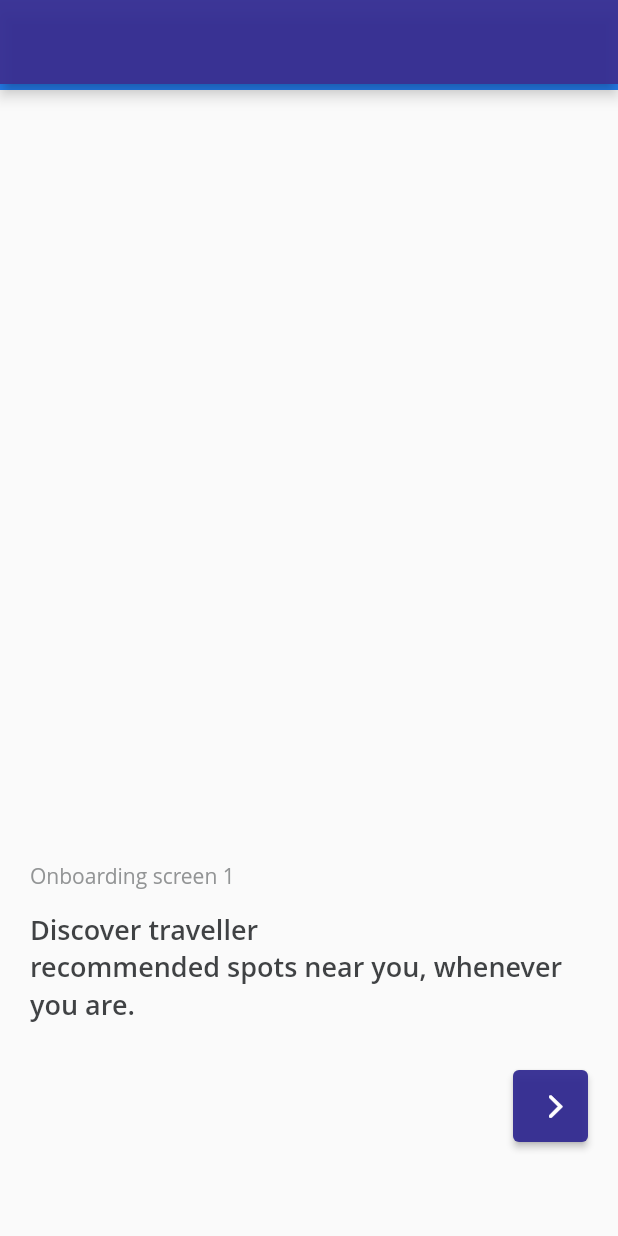
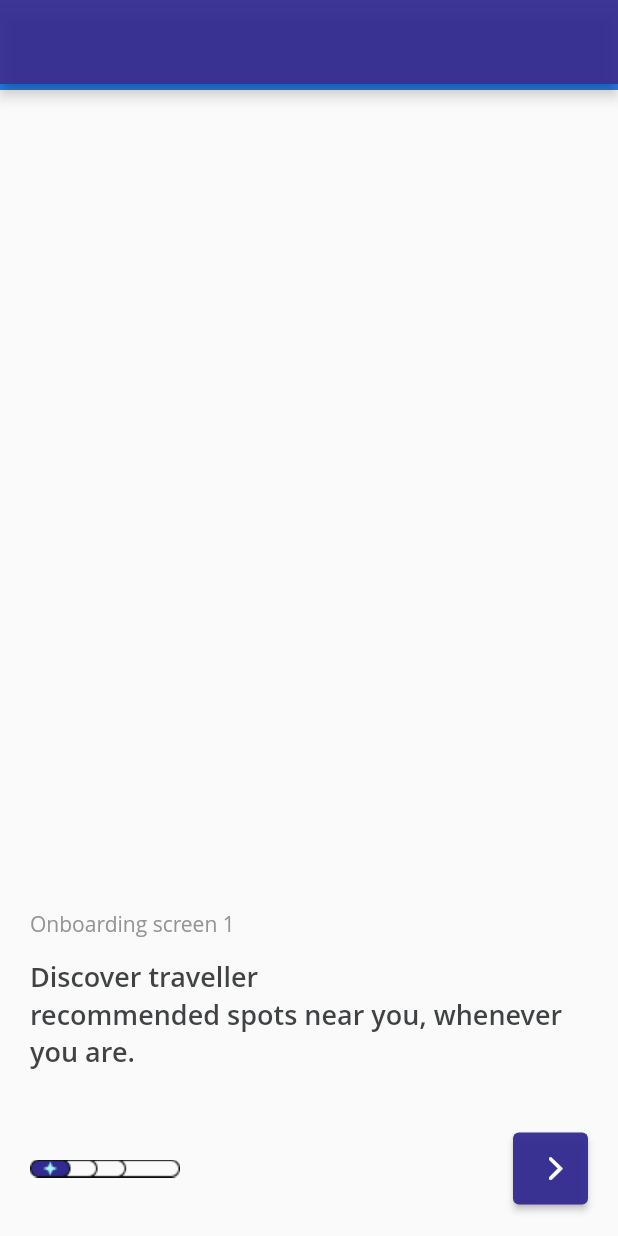
Before and after one commit to Bee-joy/deeplinkpackage, a Flutter app: the screen it shows after launch, on a phone screen of 412 x 824 dp. Run offline on Flutter 3.47's test engine with Material 2 defaults, Android fonts, the phone set to English and light mode, and no system bars; our stand-ins replace cloud_firestore, dio, equatable, firebase_auth, firebase_core, firebase_dynamic_links and 9 more; missing offline and left inert: country_codes, flutter_share; accounts and stored records are empty; Roboto replaces fonts that are missing (Open Sans).

Commit message:
bug fixes

```diff
--- a/lib/Bloc/App_Event.dart
+++ b/lib/Bloc/App_Event.dart
@@ -30,3 +30,7 @@ class GoogleLogOut extends Event {
   BuildContext context;
   GoogleLogOut(this.context);
 }
+
+class LocalAuthApi extends Event {
+  const LocalAuthApi();
+}
--- a/lib/Bloc/LoginBloc.dart
+++ b/lib/Bloc/LoginBloc.dart
@@ -24,6 +24,7 @@ class LoginBloc extends Bloc<Event, AppState> {
       emit(LoadingState("google"));
       try {
         final users = await _repository.googleLogin();
+
         emit(LoadedState(true));
       } catch (e) {
         emit(ErrorState(e.toString()));
@@ -45,7 +46,7 @@ class LoginBloc extends Bloc<Event, AppState> {
       try {
         final users = await _repository.googleLogOut();
         Navigator.push(event.context,
-            MaterialPageRoute(builder: (context) => const LoginOption()));
+            MaterialPageRoute(builder: (context) => const LoginPage()));
       } catch (e) {
         emit(ErrorState(e.toString()));
         print(e);
--- a/lib/Onboarding/OnboardingScreen.dart
+++ b/lib/Onboarding/OnboardingScreen.dart
@@ -34,13 +34,15 @@ class _OnboardingScreenState extends State<OnboardingScreen> {
             child: Column(
           children: [
             Container(height: 4.0, color: cyanBlue),
-            Padding(
+            Expanded(
+              child: Align(
+                alignment: Alignment.bottomCenter,
+                child: Padding(
                   padding: const EdgeInsets.all(20),
                   child: Column(
+                    mainAxisSize: MainAxisSize.min,
+                    crossAxisAlignment: CrossAxisAlignment.center,
                     children: [
-                  SizedBox(
-                    height: MediaQuery.of(context).size.height * 0.6,
-                  ),
                       const Align(
                           alignment: Alignment.topLeft,
                           child: Text("Onboarding screen 1",
@@ -61,11 +63,13 @@ class _OnboardingScreenState extends State<OnboardingScreen> {
                               fontFamily: 'Open Sans',
                               fontStyle: FontStyle.normal)),
                       const SizedBox(
-                    height: 30,
+                        height: 40,
                       ),
-                  Align(
-                    alignment: Alignment.topRight,
-                    child: SizedBox(
+                      Row(
+                        mainAxisAlignment: MainAxisAlignment.spaceBetween,
+                        children: [
+                          Image.asset("assets/images/indicator.png"),
+                          SizedBox(
                             height: 50,
                             width: 50,
                             child: Center(
@@ -81,7 +85,8 @@ class _OnboardingScreenState extends State<OnboardingScreen> {
                                   ),
                                 ),
                                 onPressed: () {
-                            Routes.navigateToPage(context, Routes.LOGIN_OPTION);
+                                  Routes.navigateToPage(
+                                      context, Routes.LOGIN_OPTION);
                                 },
                                 style: ElevatedButton.styleFrom(
                                   primary: primaryColor,
@@ -89,8 +94,11 @@ class _OnboardingScreenState extends State<OnboardingScreen> {
                               ),
                             ),
                           ),
+                        ],
                       )
                     ],
+                  ),
+                ),
               ),
             )
           ],
--- a/lib/Repository/Repository.dart
+++ b/lib/Repository/Repository.dart
@@ -1,9 +1,13 @@
 import 'package:cloud_firestore/cloud_firestore.dart';
+import 'package:deeplink/Enum/NetworkStatus.dart';
 import 'package:deeplink/Referral/Refer.dart';
+import 'package:deeplink/Service/ApiService.dart';
 import 'package:firebase_auth/firebase_auth.dart';
 import 'package:google_sign_in/google_sign_in.dart';
 
 class Repository {
+  ApiResponse verifyResponse = ApiResponse(status: NetworkStatus.IDLE);
+  final ApiService apiService = ApiService();
   static String? referCode;
   final _auth = FirebaseAuth.instance;
   Refer refer = Refer();
--- /dev/null
+++ b/lib/Utilities/API.dart
@@ -0,0 +1 @@
+const BASE_URL = "";
```
Also changed, not shown: lib/Login/Login.dart (+6 -8 lines), lib/Onboarding/LoginOTP.dart (+10 -3 lines), lib/Onboarding/LoginOption.dart (+11 -6 lines), lib/Onboarding/PinLogin.dart (added, +61 -0 lines), assets/images/fingerprint.png (added), assets/images/indicator.png (added). Lines whose indentation alone changed are shown as unchanged.
